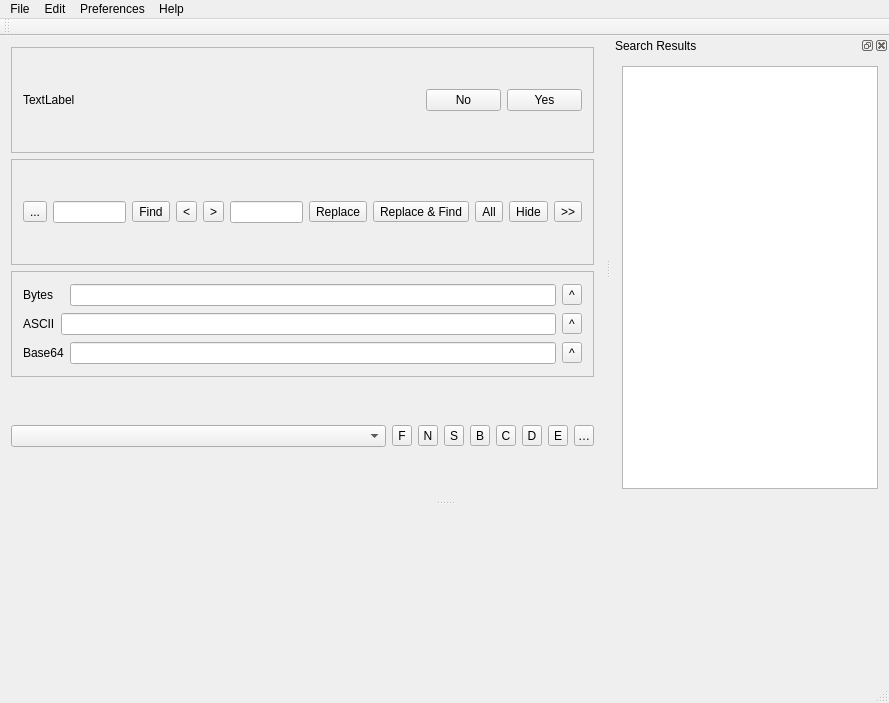
Above: mainwindow.ui from ic005k/Xplist before the change. Below: the same form after it.
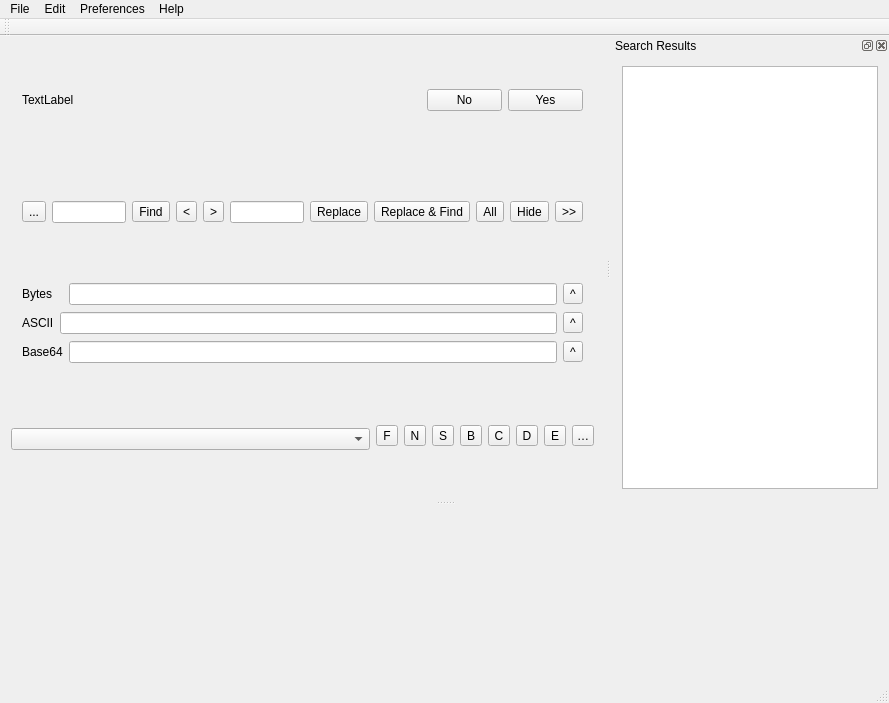
That is the form after the change. Icons and pictures are not drawn.

```diff
--- a/mainwindow.ui
+++ b/mainwindow.ui
@@ -30,14 +30,14 @@
    <locale language="English" country="UnitedStates"/>
   </property>
   <widget class="QWidget" name="centralWidget">
-   <layout class="QGridLayout" name="gridLayout_8">
+   <layout class="QGridLayout" name="gridLayout_2">
     <item row="0" column="0">
      <widget class="QFrame" name="frameTip">
       <property name="frameShape">
-       <enum>QFrame::StyledPanel</enum>
+       <enum>QFrame::NoFrame</enum>
       </property>
       <property name="frameShadow">
-       <enum>QFrame::Raised</enum>
+       <enum>QFrame::Plain</enum>
       </property>
       <layout class="QGridLayout" name="gridLayout_7">
        <item row="0" column="0">
@@ -79,10 +79,13 @@
     <item row="1" column="0">
      <widget class="QFrame" name="frame">
       <property name="frameShape">
-       <enum>QFrame::StyledPanel</enum>
+       <enum>QFrame::NoFrame</enum>
       </property>
       <property name="frameShadow">
-       <enum>QFrame::Raised</enum>
+       <enum>QFrame::Plain</enum>
+      </property>
+      <property name="lineWidth">
+       <number>0</number>
       </property>
       <layout class="QGridLayout" name="gridLayout_4">
        <item row="0" column="5">
@@ -174,15 +177,15 @@
      </widget>
     </item>
     <item row="2" column="0">
-     <layout class="QGridLayout" name="gridLayout"/>
-    </item>
-    <item row="3" column="0">
      <widget class="QFrame" name="frameData">
       <property name="frameShape">
-       <enum>QFrame::StyledPanel</enum>
+       <enum>QFrame::NoFrame</enum>
       </property>
       <property name="frameShadow">
-       <enum>QFrame::Raised</enum>
+       <enum>QFrame::Plain</enum>
+      </property>
+      <property name="lineWidth">
+       <number>0</number>
       </property>
       <layout class="QGridLayout" name="gridLayout_6">
        <item row="0" column="0">
@@ -239,9 +242,15 @@
       </layout>
      </widget>
     </item>
-    <item row="4" column="0">
-     <widget class="QWidget" name="wTools" native="true">
-      <layout class="QGridLayout" name="gridLayout_2">
+    <item row="3" column="0">
+     <widget class="QFrame" name="wTools">
+      <property name="frameShape">
+       <enum>QFrame::NoFrame</enum>
+      </property>
+      <property name="frameShadow">
+       <enum>QFrame::Plain</enum>
+      </property>
+      <layout class="QGridLayout" name="gridLayout">
        <property name="leftMargin">
         <number>0</number>
        </property>
@@ -254,40 +263,11 @@
        <property name="bottomMargin">
         <number>0</number>
        </property>
-       <item row="0" column="0">
-        <widget class="QComboBox" name="cboxFileType"/>
-       </item>
-       <item row="0" column="2">
-        <widget class="QToolButton" name="btnNew">
-         <property name="maximumSize">
-          <size>
-           <width>20</width>
-           <height>16777215</height>
-          </size>
-         </property>
-         <property name="text">
-          <string>N</string>
-         </property>
-        </widget>
-       </item>
-       <item row="0" column="8">
-        <widget class="QToolButton" name="btnSort">
-         <property name="maximumSize">
-          <size>
-           <width>20</width>
-           <height>16777215</height>
-          </size>
-         </property>
-         <property name="text">
-          <string>Sort</string>
-         </property>
-        </widget>
-       </item>
-       <item row="0" column="5">
+       <item row="0" column="6">
         <widget class="QToolButton" name="btnChild">
          <property name="maximumSize">
           <size>
-           <width>20</width>
+           <width>22</width>
            <height>16777215</height>
           </size>
          </property>
@@ -296,37 +276,11 @@
          </property>
         </widget>
        </item>
-       <item row="0" column="3">
-        <widget class="QToolButton" name="btnSave">
-         <property name="maximumSize">
-          <size>
-           <width>20</width>
-           <height>16777215</height>
-          </size>
-         </property>
-         <property name="text">
-          <string>S</string>
-         </property>
-        </widget>
-       </item>
-       <item row="0" column="6">
-        <widget class="QToolButton" name="btnDel">
-         <property name="maximumSize">
-          <size>
-           <width>20</width>
-           <height>16777215</height>
-          </size>
-         </property>
-         <property name="text">
-          <string>D</string>
-         </property>
-        </widget>
-       </item>
-       <item row="0" column="4">
+       <item row="0" column="5">
         <widget class="QToolButton" name="btnBrother">
          <property name="maximumSize">
           <size>
-           <width>20</width>
+           <width>22</width>
            <height>16777215</height>
           </size>
          </property>
@@ -335,24 +289,11 @@
          </property>
         </widget>
        </item>
-       <item row="0" column="7">
-        <widget class="QToolButton" name="btnExpand">
-         <property name="maximumSize">
-          <size>
-           <width>20</width>
-           <height>16777215</height>
-          </size>
-         </property>
-         <property name="text">
-          <string>E</string>
-         </property>
-        </widget>
-       </item>
-       <item row="0" column="1">
+       <item row="0" column="2">
         <widget class="QToolButton" name="btnFind_Tool">
          <property name="maximumSize">
           <size>
-           <width>20</width>
+           <width>22</width>
            <height>16777215</height>
           </size>
          </property>
@@ -361,6 +302,85 @@
          </property>
         </widget>
        </item>
+       <item row="0" column="9">
+        <widget class="QToolButton" name="btnSort">
+         <property name="maximumSize">
+          <size>
+           <width>22</width>
+           <height>16777215</height>
+          </size>
+         </property>
+         <property name="text">
+          <string>Sort</string>
+         </property>
+        </widget>
+       </item>
+       <item row="0" column="8">
+        <widget class="QToolButton" name="btnExpand">
+         <property name="maximumSize">
+          <size>
+           <width>22</width>
+           <height>16777215</height>
+          </size>
+         </property>
+         <property name="text">
+          <string>E</string>
+         </property>
+        </widget>
+       </item>
+       <item row="0" column="3">
+        <widget class="QToolButton" name="btnNew">
+         <property name="maximumSize">
+          <size>
+           <width>22</width>
+           <height>16777215</height>
+          </size>
+         </property>
+         <property name="text">
+          <string>N</string>
+         </property>
+        </widget>
+       </item>
+       <item row="0" column="7">
+        <widget class="QToolButton" name="btnDel">
+         <property name="maximumSize">
+          <size>
+           <width>22</width>
+           <height>16777215</height>
+          </size>
+         </property>
+         <property name="text">
+          <string>D</string>
+         </property>
+        </widget>
+       </item>
+       <item row="0" column="4">
+        <widget class="QToolButton" name="btnSave">
+         <property name="maximumSize">
+          <size>
+           <width>22</width>
+           <height>16777215</height>
+          </size>
+         </property>
+         <property name="text">
+          <string>S</string>
+         </property>
+        </widget>
+       </item>
+       <item row="0" column="1">
+        <layout class="QGridLayout" name="gridLayout_cbox">
+         <property name="topMargin">
+          <number>6</number>
+         </property>
+         <item row="0" column="0">
+          <widget class="QComboBox" name="cboxFileType">
+           <property name="frame">
+            <bool>true</bool>
+           </property>
+          </widget>
+         </item>
+        </layout>
+       </item>
       </layout>
      </widget>
     </item>
```
